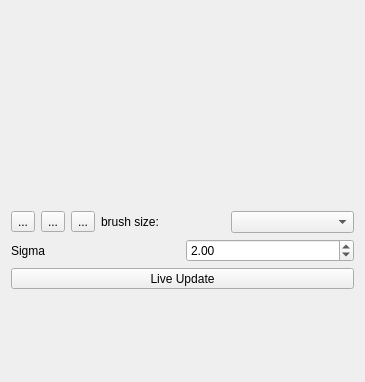
This is ilastik/applets/counting/countingDrawer.ui in ilastik/ilastik as Qt 5 draws it before an edit; both pictures show x 0 to 365 and y 0 to 382 of the 365 by 831 pixel window. The edited form follows.
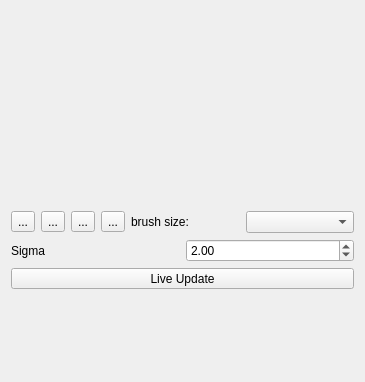
This is the edited form. Custom widgets are drawn as their Qt base class.

Commit message: Add window-leveling to object classification, labeling and counting

Patch:
```diff
--- a/ilastik/applets/counting/countingDrawer.ui
+++ b/ilastik/applets/counting/countingDrawer.ui
@@ -58,6 +58,13 @@
        </property>
       </widget>
      </item>
+     <item>
+      <widget class="QToolButton" name="thresToolButton">
+       <property name="text">
+        <string>...</string>
+       </property>
+      </widget>
+     </item>
      <item>
       <widget class="QLabel" name="brushSizeCaption">
        <property name="text">
```
The commit also changes 6 other files.
